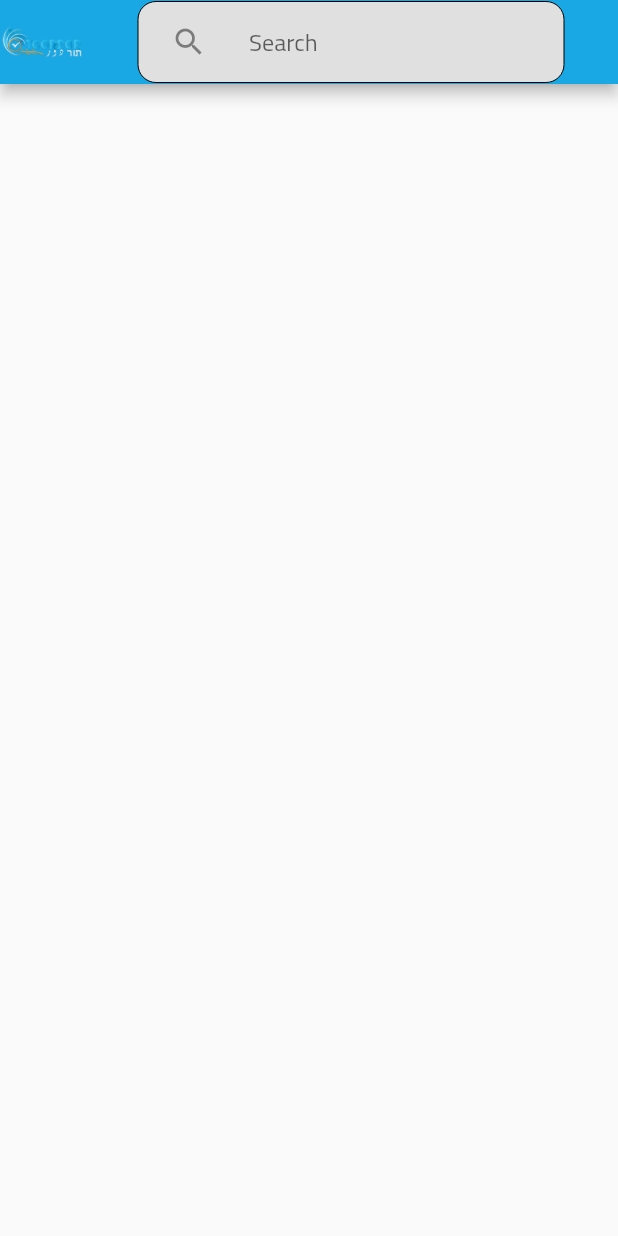
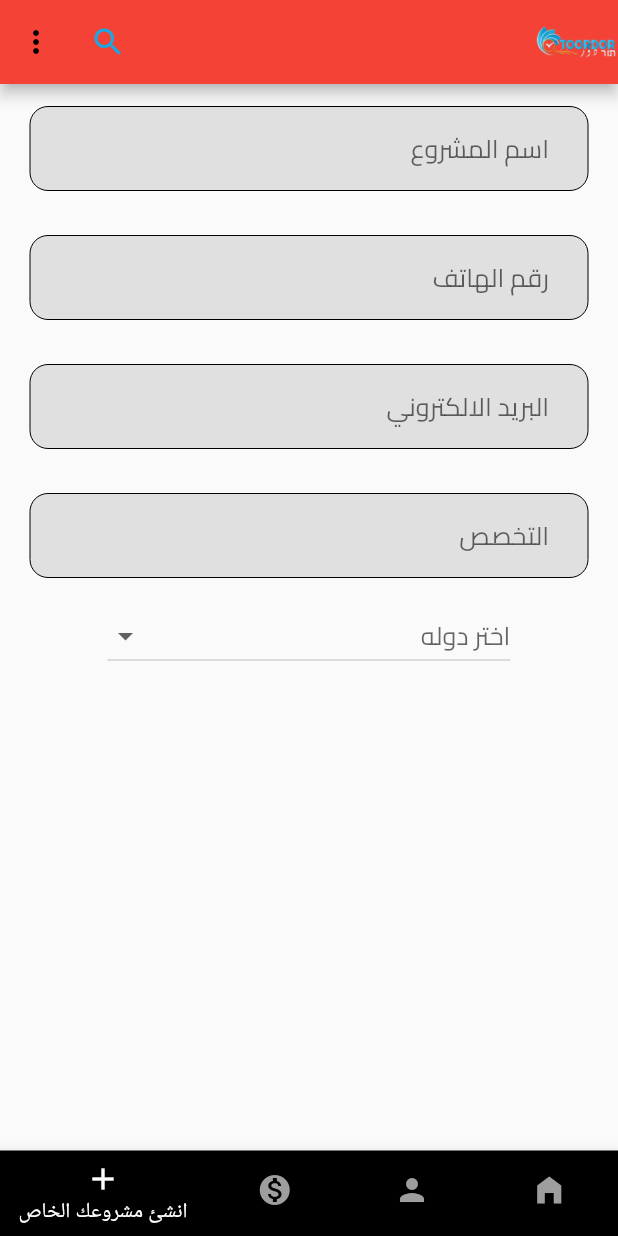
Before and after one commit to manaralkurdi3/toordornew, a Flutter app: the Home screen opened directly, on a phone screen of 412 x 824 dp. Run offline on Flutter 3.47's test engine with Material 2 defaults, Android fonts, the phone set to English and light mode, and no system bars; Roboto replaces fonts that are missing (Hind).

Commit message:
half of add Project

```diff
--- a/lib/Controller/Controller.dart
+++ b/lib/Controller/Controller.dart
@@ -1,6 +1,17 @@
 import 'package:flutter/material.dart';
+import 'package:toordor/View/Screen/AddProject.dart';
+import 'package:toordor/View/Widget/dialog.dart';
+import 'package:toordor/const/color.dart';
 
 class Controller {
+
+  List<Pages> listPage = [
+    Pages(title: 'الرئيسيه', icon: Icons.home_filled),
+    Pages(title: 'حسابي', icon: Icons.person),
+    Pages(title: 'اعمالي', icon: Icons.monetization_on),
+    Pages(title: 'انشئ مشروعك الخاص', icon: Icons.add,page: AddProject())
+  ];
+
 
   static MaterialColor myColor = const MaterialColor(0xff19a8e3, <int, Color>{
     50: Color(0xff19a8e2),
--- /dev/null
+++ b/lib/View/Screen/AddProject.dart
@@ -0,0 +1,38 @@
+import 'package:flutter/material.dart';
+import 'package:toordor/View/Widget/TextForm.dart';
+import 'package:toordor/const/CountriesOfTheWorld.dart';
+
+class AddProject extends StatelessWidget {
+  AddProject({Key? key}) : super(key: key);
+  TextEditingController projectName = TextEditingController();
+  TextEditingController phoneNumber = TextEditingController();
+  TextEditingController email = TextEditingController();
+  TextEditingController specialty = TextEditingController();
+  String title = '';
+
+  @override
+  Widget build(BuildContext context) {
+    return Scaffold(
+
+      body: Column(
+        children: [
+          TextForm(hint: 'اسم المشروع', controller: projectName),
+          TextForm(hint: 'رقم الهاتف', controller: phoneNumber),
+          TextForm(hint: 'البريد الالكتروني', controller: email),
+          TextForm(hint: 'التخصص', controller: specialty),
+          StatefulBuilder(builder: (context, build) {
+            return DropdownButton(
+              hint: Text(title.isEmpty?'اختر دوله':title),
+                items: countriesOfTheWorld
+                    .map((e) => DropdownMenuItem(
+                          child: Text(e),
+                          value: e,
+                        ))
+                    .toList(),
+                onChanged: (String? value) => build(() => title = value ?? ''));
+          })
+        ],
+      ),
+    );
+  }
+}
--- a/lib/View/Screen/Home.dart
+++ b/lib/View/Screen/Home.dart
@@ -1,31 +1,84 @@
 import 'package:flutter/material.dart';
-import 'package:toordor/View/Widget/TextForm.dart';
+import 'package:toordor/View/Screen/AddProject.dart';
+
+import '../../Controller/Controller.dart';
 
 class Home extends StatelessWidget {
   Home({Key? key}) : super(key: key);
   TextEditingController search = TextEditingController();
-
+  final GlobalKey<ScaffoldState> _key = GlobalKey();
+  Controller c=Controller();
   @override
   Widget build(BuildContext context) {
     return Scaffold(
+      key: _key,
       appBar: AppBar(
+        backgroundColor: Colors.red,
         leading: Container(
-          child: const SizedBox(width: 300,),
-          height: 70,
-          width: 300,
+          child: const SizedBox(width: 300),
+          height: 100,
+          width: 150,
           decoration: const BoxDecoration(
             image: DecorationImage(
               fit: BoxFit.fitWidth,
-              image: AssetImage('assets/1f3b82a8-489f-4051-9605-90fc99c2010a-removebg-preview.png',
-              )
-            )
+              image: AssetImage(
+                'assets/1f3b82a8-489f-4051-9605-90fc99c2010a-removebg-preview.png',
+              ),
+            ),
           ),
         ),
-        title: TextForm(hint: 'Search', controller: search,widget: IconButton(
-          icon: const Icon(Icons.search),
-          onPressed: (){},
-        ),keyBoardType: TextInputType.text,),
+        actions: [
+          IconButton(
+            icon: Icon(
+              Icons.search,
+              color: Theme.of(context).primaryColor,
+            ),
+            onPressed: () {},
+          ),
+          IconButton(
+              onPressed: () => showModalBottomSheet(
+                  context: context,
+                  builder: (context) => Column(
+                        children: c.listPage
+                            .map((e) => ListTile(
+                                  title: Text(e.title),
+                                  trailing: Icon(e.icon),
+                                  onTap: () {},
+                                ))
+                            .toList(),
+                      )),
+              icon: const Icon(Icons.more_vert))
+        ],
+        // title: TextForm(hint: 'البحث', controller: search,widget: IconButton(
+        //   icon: const Icon(Icons.search),
+        //   onPressed: (){},
+        // ),keyBoardType: TextInputType.text,),
+      ),
+      endDrawer: Drawer(
+        child: Column(
+          children:c. listPage
+              .map((e) => ListTile(
+                    title: Text(e.title),
+                    trailing: Icon(e.icon),
+                    onTap: () {},
+                  ))
+              .toList(),
+        ),
+      ),
+      body: AddProject(),
+      bottomNavigationBar: BottomNavigationBar(
+        backgroundColor: Colors.black,
+        type: BottomNavigationBarType.shifting, // Shifting
+        selectedItemColor: Colors.white,
+        unselectedItemColor: Colors.grey,
+        //fixedColor: Colors.red,
+        onTap: (i){},
+        currentIndex: 3,
 
+        items:c. listPage
+            .map((e) =>
+                BottomNavigationBarItem(label: e.title, icon: Icon(e.icon),backgroundColor:  Colors.black))
+            .toList(),
       ),
     );
   }
--- a/lib/View/Screen/SignIN.dart
+++ b/lib/View/Screen/SignIN.dart
@@ -19,9 +19,8 @@ class SignIN extends StatelessWidget {
         onPressed: ()=>Navigator.pop(context),
       ),
       floatingActionButtonLocation: FloatingActionButtonLocation.startTop,
-      body: Column(
-        children: [
-          Background(
+      body: Background(
+       center: true,
         items: [
           const SizedBox(height: 30),
           TextForm(hint: 'البريد الالكتروني', controller: email),
@@ -36,9 +35,6 @@ class SignIN extends StatelessWidget {
 
         ],
       ),
-          const SocialMedia()
-        ],
-      ),
     );
   }
 }
--- a/lib/View/Widget/background.dart
+++ b/lib/View/Widget/background.dart
@@ -1,3 +1,4 @@
+import 'package:flutter/cupertino.dart';
 import 'package:flutter/material.dart';
 import 'package:toordor/Controller/Controller.dart';
 import 'package:toordor/View/Screen/CreateAccount.dart';
@@ -7,11 +8,12 @@ import 'package:toordor/View/Widget/TextForm.dart';
 import 'package:toordor/View/Widget/socialmedia.dart';
 import 'package:toordor/const/color.dart';
 
-
-
 class Background extends StatelessWidget {
-  Background({Key? key, required this.items}) : super(key: key);
-  List <Widget> items =[];
+  Background({Key? key, required this.items, this.center = false})
+      : super(key: key);
+  List<Widget> items = [];
+  bool center;
+  int? height;
 
   TextEditingController email = TextEditingController();
   TextEditingController password = TextEditingController();
@@ -30,13 +32,12 @@ class Background extends StatelessWidget {
               Column(
                 children: [
                   Container(
-                    alignment: const Alignment(0,-0.4),
+                    alignment: const Alignment(0, -0.4),
                     child: Image.asset(
                         'assets/1f3b82a8-489f-4051-9605-90fc99c2010a-removebg-preview.png',
                         height: 150,
                         fit: BoxFit.fill,
-                        width: 300
-                    ),
+                        width: 300),
                     width: w,
                     height: h / 2,
                     decoration: const BoxDecoration(
@@ -50,11 +51,9 @@ class Background extends StatelessWidget {
                         color: whiteColor,
                         borderRadius: BorderRadius.only(
                             topLeft: Radius.circular(15),
-                            topRight: Radius.circular(15)
-                        )
-
-                    ),
-                    height: h / 2,)
+                            topRight: Radius.circular(15))),
+                    height: h / 2,
+                  )
                 ],
               ),
               Card(
@@ -71,12 +70,11 @@ class Background extends StatelessWidget {
               ),
               Column(
                 children: [
-                  SizedBox(height: h/1.6),
+                  SizedBox(height: h / 1.6),
                   SocialMedia(),
                 ],
               )
             ],
-
           ),
         ],
       ),
--- /dev/null
+++ b/lib/View/Widget/dialog.dart
@@ -0,0 +1,71 @@
+import 'package:flutter/material.dart';
+
+class MyDialog extends StatelessWidget {
+  MyDialog({Key? key, required this.hasError, this.title, this.content})
+      : super(key: key);
+  bool hasError;
+  String? title;
+  String? content;
+  bool size = false;
+
+  @override
+  Widget build(BuildContext context) {
+    double h = MediaQuery.of(context).size.height;
+    double w = MediaQuery.of(context).size.width;
+    return Dialog(
+        // title:
+        child: StatefulBuilder(builder: (context, update) {
+      Future.delayed(const Duration(milliseconds: 300))
+          .whenComplete(() => update(() => size = true));
+      return AnimatedContainer(
+        margin: const EdgeInsets.all(8),
+        padding: const EdgeInsets.all(8),
+        height: size ? h / 1.6 : h / 4,
+        width: size ? w / 1.3 : w / 2.3,
+        duration: const Duration(milliseconds: 150),
+        decoration: BoxDecoration(
+            color: Colors.white, borderRadius: BorderRadius.circular(25)),
+        child: Column(
+          children: [
+            Text(
+              title ?? '',
+              style: TextStyle(
+                  color: Theme.of(context).primaryColor,
+                  fontSize: 26,
+                  fontWeight: FontWeight.bold),
+            ),
+            Text(
+              content ?? '',
+              style: const TextStyle(
+                color: Colors.black,
+                fontSize: 18,
+              ),
+            ),
+            Row(
+              children: [
+                SizedBox(width: hasError?w/4:0),
+                Expanded(
+                  child: Image.asset(
+                    hasError
+                        ? 'assets/cross-vermeia.gif'
+                        : 'assets/check-mark-verified.gif',
+                    alignment: hasError ? const Alignment(-4, 0) : Alignment.center,
+                   // height: h / 5,
+                    //width: w / 1.3,
+                    fit: BoxFit.fitWidth,
+                  ),
+                ),
+
+              ],
+            ),
+            SizedBox(height: h*.05),
+            ElevatedButton(
+                onPressed: () => Navigator.pop(context),
+                child: const SizedBox(
+                    width: 200, height: 50, child: Center(child: Text('رجوع'))))
+          ],
+        ),
+      );
+    }));
+  }
+}
--- /dev/null
+++ b/lib/const/CountriesOfTheWorld.dart
@@ -0,0 +1,206 @@
+List<String> countriesOfTheWorld = [
+  'Afghanistan',
+  'Albania',
+  'Algeria',
+  'Andorra',
+  'Angola',
+  'Antigua and Barbuda ',
+  'Argentina',
+  'Armenia',
+  'Aruba',
+  'Australia',
+  'Austria',
+  'Azerbaijan',
+  'Bahamas, The ',
+  'Bahrain',
+  'Bangladesh',
+  'Barbados',
+  'Belarus',
+  'Belgium',
+  'Belize',
+  'Benin',
+  'Bhutan',
+  'Bolivia',
+  'Bosnia and Herzegovina ',
+  'Botswana',
+  'Brazil',
+  'Brunei',
+  'Bulgaria',
+  'Burkina Faso',
+  'Burma',
+  'Burundi',
+  'Cambodia',
+  'Cameroon',
+  'Canada',
+  'Cabo Verde',
+  'Central African Republic',
+  'Chad',
+  'Chile',
+  'China',
+  'Colombia',
+  'Comoros',
+  'Congo, Democratic Republic of the',
+  'Congo, Republic of the',
+  'Costa Rica',
+  'Cote d\'Ivoire',
+  'Croatia',
+  'Cuba',
+  'Curacao',
+  'Cyprus',
+  'Czechia',
+  'Denmark',
+  'Djibouti',
+  'Dominica',
+  'Dominican Republic',
+  'East Timor (see Timor-Leste)',
+  'Ecuador',
+  'Egypt',
+  'El Salvador',
+  'Equatorial Guinea',
+  'Eritrea',
+  'Estonia',
+  'Ethiopia',
+  'Fiji',
+  'Finland',
+  'France',
+  'Gabon',
+  'Gambia\, The',
+  'Georgia',
+  'Germany',
+  'Ghana',
+  'Greece',
+  'Grenada',
+  'Guatemala',
+  'Guinea',
+  'Guinea-Bissau',
+  'Guyana',
+  'Haiti',
+  'Holy See',
+  'Honduras',
+  'Hong Kong',
+  'Hungary',
+  'Iceland',
+  'India',
+  'Indonesia',
+  'Iran',
+  'Iraq',
+  'Ireland',
+  'Israel',
+  'Italy',
+  'Jamaica',
+  'Japan',
+  'Jordan',
+  'Kazakhstan',
+  'Kenya',
+  'Kiribati',
+  'Korea, North',
+  'Korea, South',
+  'Kosovo',
+  'Kuwait',
+  'Kyrgyzstan',
+  'Laos',
+  'Latvia',
+  'Lebanon',
+  'Lesotho',
+  'Liberia',
+  'Libya',
+  'Liechtenstein',
+  'Lithuania',
+  'Luxembourg',
+  'Macau',
+  'Macedonia',
+  'Madagascar',
+  'Malawi',
+  'Malaysia',
+  'Maldives',
+  'Mali',
+  'Malta',
+  'Marshall Islands',
+  'Mauritania',
+  'Mauritius',
+  'Mexico',
+  'Micronesia',
+  'Moldova',
+  'Monaco',
+  'Mongolia',
+  'Montenegro',
+  'Morocco',
+  'Mozambique',
+  'Namibia',
+  'Nauru',
+  'Nepal',
+  'Netherlands',
+  'New Zealand',
+  'Nicaragua',
+  'Niger',
+  'Nigeria',
+  'North Korea',
+  'Norway',
+  'Oman',
+  'Pakistan',
+  'Palau',
+  'Palestinian Territories',
+  'Panama',
+  'Papua New Guinea',
+  'Paraguay',
+  'Peru',
+  'Philippines',
+  'Poland',
+  'Portugal',
+  'Qatar',
+  'Romania',
+  'Russia',
+  'Rwanda',
+  'Saint Kitts and Nevis',
+  'Saint Lucia',
+  'Saint Vincent and the Grenadines',
+  'Samoa',
+  'San Marino',
+  'Sao Tome and Principe',
+  'Saudi Arabia',
+  'Senegal',
+  'Serbia',
+  'Seychelles',
+  'Sierra Leone',
+  'Singapore',
+  'Sint Maarten',
+  'Slovakia',
+  'Slovenia',
+  'Solomon Islands',
+  'Somalia',
+  'South Africa',
+  'South Korea',
+  'South Sudan',
+  'Spain',
+  'Sri Lanka',
+  'Sudan',
+  'Suriname',
+  'Swaziland',
+  'Sweden',
+  'Switzerland',
+  'Syria',
+  'Taiwan',
+  'Tajikistan',
+  'Tanzania',
+  'Thailand',
+  'Timor-Leste',
+  'Togo',
+  'Tonga',
+  'Trinidad and Tobago',
+  'Tunisia',
+  'Turkey',
+  'Turkmenistan',
+  'Tuvalu',
+  'Uganda',
+  'Ukraine',
+  'United Arab Emirates',
+  'United Kingdom',
+  'Uruguay',
+  'Uzbekistan',
+  'Vanuatu',
+  'Venezuela',
+  'Vietnam',
+  'Yemen',
+  'Zambia',
+  'Zimbabwe',
+];
--- a/lib/const/color.dart
+++ b/lib/const/color.dart
@@ -3,3 +3,11 @@ import 'package:flutter/material.dart';
 const primaryColor = Color(0xff19a8e2);
 const secondColor = Color(0xffdf831f);
 const whiteColor = Color(0xfffcfcfc);
+
+
+class Pages {
+  String title;
+  IconData icon;
+  Widget?  page;
+  Pages({required this.title, required this.icon,this.page});
+}
--- a/lib/main.dart
+++ b/lib/main.dart
@@ -1,4 +1,5 @@
 import 'package:flutter/material.dart';
+import 'package:flutter_localizations/flutter_localizations.dart';
 import 'package:toordor/Controller/Controller.dart';
 
 import 'View/Screen/SplashScreen.dart';
@@ -13,6 +14,12 @@ class MyApp extends StatelessWidget {
     return MaterialApp(
       title: 'ToorDor',
       debugShowCheckedModeBanner: false,
+      localizationsDelegates: const [
+        GlobalMaterialLocalizations.delegate,
+        GlobalWidgetsLocalizations.delegate,
+        GlobalCupertinoLocalizations.delegate,
+      ],
+      supportedLocales: const [Locale('ar', 'EG')],
       theme: ThemeData(
         primarySwatch: Controller.myColor,
         fontFamily: 'Cairo',
--- a/pubspec.yaml
+++ b/pubspec.yaml
@@ -34,7 +34,8 @@ dependencies:
   # The following adds the Cupertino Icons font to your application.
   # Use with the CupertinoIcons class for iOS style icons.
   cupertino_icons: ^1.0.2
-  #flutter_localizations:
+  flutter_localizations: # Add this line
+    sdk: flutter         # Add this line
 dev_dependencies:
   flutter_test:
     sdk: flutter
```
Also changed, not shown: lib/View/Screen/WelcomeScreen.dart (+16 -11 lines), assets/check-mark-verified.gif (added), assets/cross-vermeia.gif (added), pubspec.lock. Lines whose indentation alone changed are shown as unchanged.
